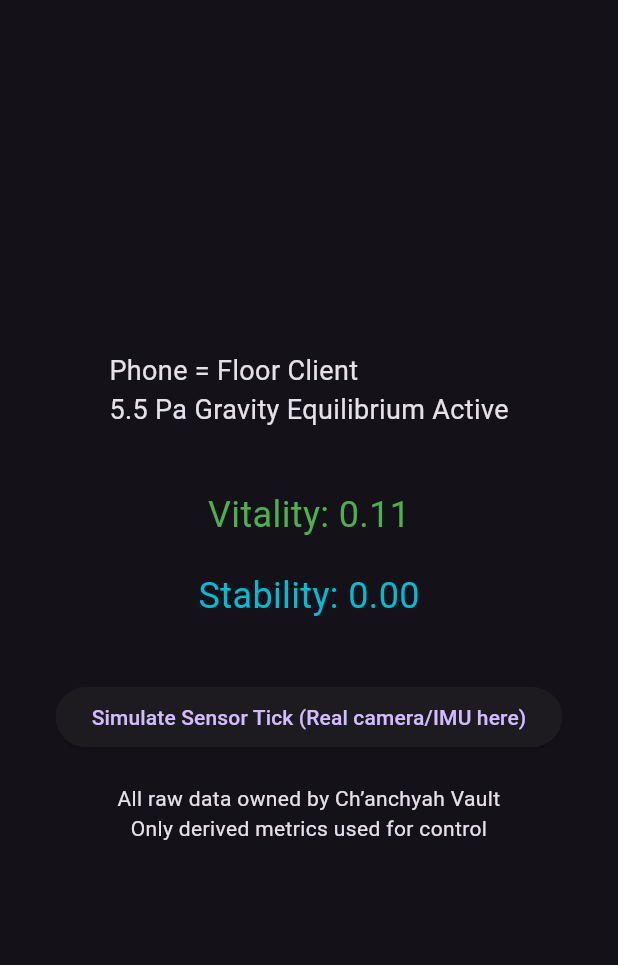
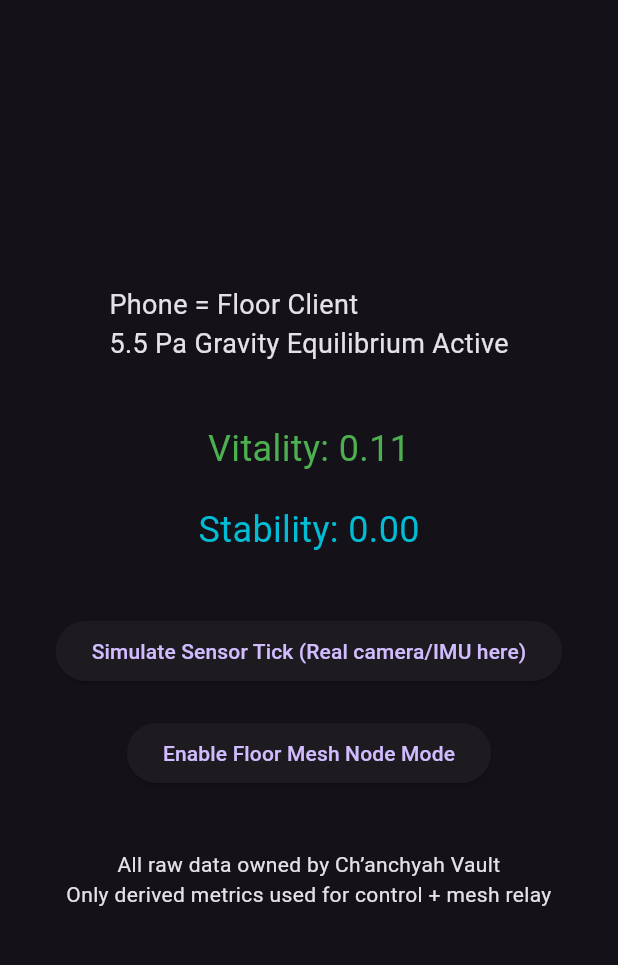
Before and after one commit to ak-skwaa-mahawk/C-DEMO, a Flutter app: the screen it shows after launch, on a phone screen of 412 x 824 dp, the part 63-1028 px from its top. Run offline on Flutter 3.47's test engine with Material 3 defaults, Android fonts, the light colour scheme and no system bars.

Commit message:
Update main.dart

```diff
--- a/lib/main.dart
+++ b/lib/main.dart
@@ -1,7 +1,7 @@
-// main.dart — Sovereign Aim Bot (Phone = Floor Client)
+// main.dart — Sovereign Aim Bot + Mesh Node (Phone = Floor Client)
 import 'package:flutter/material.dart';
-import 'dart:math'; // for simulated sensors
-import 'sovereign_vault.dart'; // the file you pasted
+import 'dart:math';
+import 'sovereign_vault.dart'; // your SovereignVault.dart file
 
 void main() {
   runApp(const SovereignAimBotApp());
@@ -30,8 +30,9 @@ class AimBotScreen extends StatefulWidget {
 class _AimBotScreenState extends State<AimBotScreen> {
   double stability = 0.0;
   double vitality = 0.0;
+  bool isMeshNode = false;
 
-  // Simulate phone sensor data (replace with real camera/IMU in production)
+  // Simulate phone sensor data (replace with real camera + IMU later)
   void _simulateSensorTick() async {
     final rawState = {
       "center_x": Random().nextDouble() * 640,
@@ -49,13 +50,19 @@ class _AimBotScreenState extends State<AimBotScreen> {
     });
   }
 
+  // Enable device as Floor mesh node
+  void _enableMeshNode() async {
+    await sovereignVault.enableMeshNodeMode();
+    setState(() => isMeshNode = true);
+    // Optional: run continuously as background node
+    sovereignVault.runAsNode();
+  }
+
   @override
   void initState() {
     super.initState();
-    // Simulate continuous sensor input (like real phone camera/IMU loop)
-    Future.delayed(Duration.zero, () {
-      _simulateSensorTick();
-    });
+    // Start sensor simulation
+    Future.delayed(Duration.zero, _simulateSensorTick);
   }
 
   @override
@@ -80,8 +87,13 @@ class _AimBotScreenState extends State<AimBotScreen> {
               child: const Text("Simulate Sensor Tick (Real camera/IMU here)"),
             ),
             const SizedBox(height: 20),
+            ElevatedButton(
+              onPressed: isMeshNode ? null : _enableMeshNode,
+              child: Text(isMeshNode ? "Mesh Node ACTIVE" : "Enable Floor Mesh Node Mode"),
+            ),
+            const SizedBox(height: 40),
             const Text("All raw data owned by Ch’anchyah Vault\n"
-                "Only derived metrics used for control",
+                "Only derived metrics used for control + mesh relay",
                 textAlign: TextAlign.center),
           ],
         ),
```
